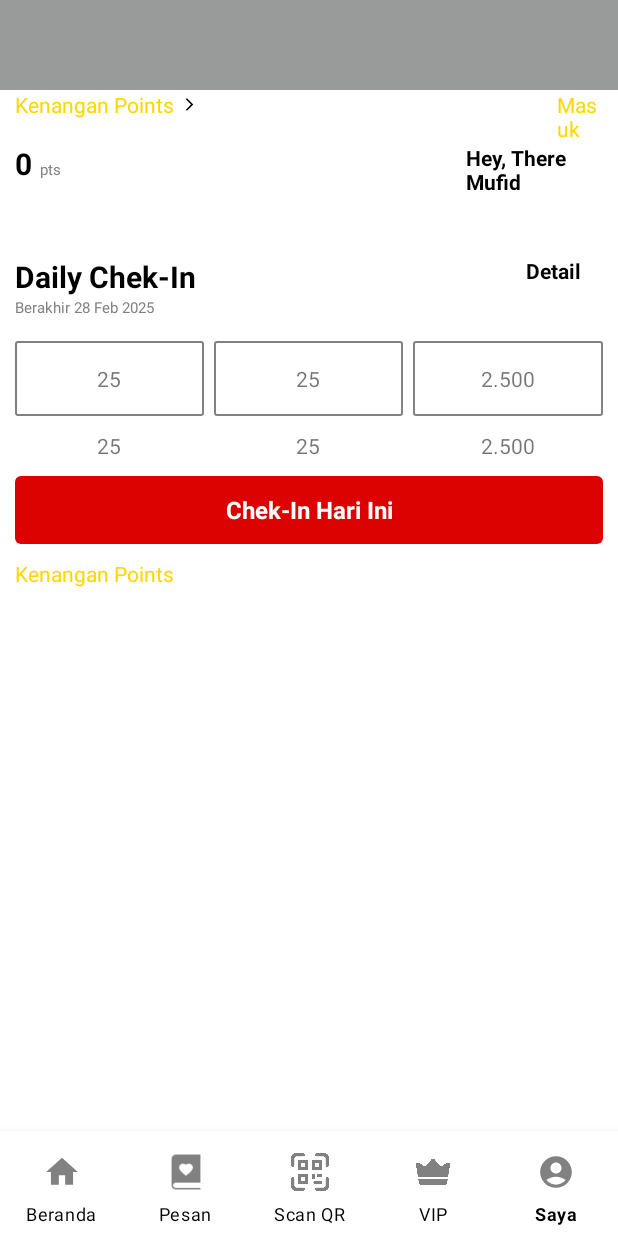
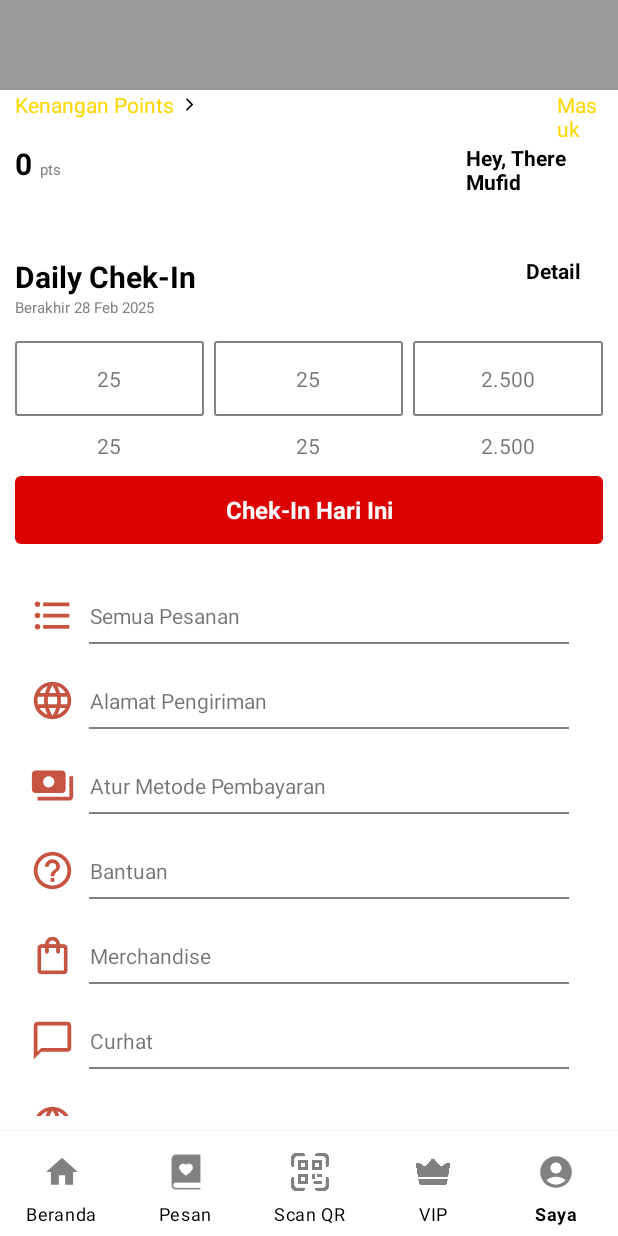
Before and after one commit to MufidSaifulH/Jejak_Rasa, an Android app: the screen it shows after launch (MainActivity), item 5 of the bottom bar chosen, on a phone screen of 412 x 824 dp. Run offline under Robolectric (Android 15) with nearby library versions, the phone set to English and light mode, and no system bars; our stand-ins replace navigation-ui.

Commit message:
Menambahkan Menu Profil

```diff
--- /dev/null
+++ b/app/src/main/java/com/example/kopikenangan/Adapter/AdapterMenu.kt
@@ -0,0 +1,29 @@
+package com.example.kopikenangan.Adapter
+
+import android.view.LayoutInflater
+import android.view.View
+import android.view.ViewGroup
+import android.widget.ImageView
+import android.widget.TextView
+import androidx.recyclerview.widget.RecyclerView
+import com.example.kopikenangan.R
+import com.example.kopikenangan.dataclass.Menu
+
+class AdapterMenu(private val listMenu: ArrayList<Menu>) : RecyclerView.Adapter<AdapterMenu.ListViewHolder>() {
+    class ListViewHolder(itemView: View) : RecyclerView.ViewHolder(itemView) {
+        val imgPhoto: ImageView = itemView.findViewById(R.id.menu)
+        val tvDescription: TextView = itemView.findViewById(R.id.tx_menu)
+    }
+
+    override fun onCreateViewHolder(parent: ViewGroup, viewType: Int): ListViewHolder {
+        val view: View = LayoutInflater.from(parent.context).inflate(R.layout.menu, parent, false)
+        return ListViewHolder(view)
+    }
+
+    override fun getItemCount(): Int = listMenu.size
+
+    override fun onBindViewHolder(holder: ListViewHolder, position: Int) {
+        holder.imgPhoto.setImageResource(listMenu[position].foto)
+        holder.tvDescription.text = listMenu[position].menu
+    }
+}
--- a/app/src/main/java/com/example/kopikenangan/ProfileFragment.kt
+++ b/app/src/main/java/com/example/kopikenangan/ProfileFragment.kt
@@ -5,55 +5,51 @@ import androidx.fragment.app.Fragment
 import android.view.LayoutInflater
 import android.view.View
 import android.view.ViewGroup
+import androidx.recyclerview.widget.LinearLayoutManager
+import androidx.recyclerview.widget.RecyclerView
+import com.example.kopikenangan.Adapter.AdapterMenu
+import com.example.kopikenangan.databinding.FragmentProfileBinding
+import com.example.kopikenangan.dataclass.Menu
 
-// TODO: Rename parameter arguments, choose names that match
-// the fragment initialization parameters, e.g. ARG_ITEM_NUMBER
-private const val ARG_PARAM1 = "param1"
-private const val ARG_PARAM2 = "param2"
 
-/**
- * A simple [Fragment] subclass.
- * Use the [ProfileFragment.newInstance] factory method to
- * create an instance of this fragment.
- */
 class ProfileFragment : Fragment() {
-    // TODO: Rename and change types of parameters
-    private var param1: String? = null
-    private var param2: String? = null
 
-    override fun onCreate(savedInstanceState: Bundle?) {
-        super.onCreate(savedInstanceState)
-        arguments?.let {
-            param1 = it.getString(ARG_PARAM1)
-            param2 = it.getString(ARG_PARAM2)
-        }
-    }
+    lateinit var rvMenu: RecyclerView
+    lateinit var binding: FragmentProfileBinding
+    private val listMenu = ArrayList<Menu>()
 
     override fun onCreateView(
         inflater: LayoutInflater, container: ViewGroup?,
         savedInstanceState: Bundle?
     ): View? {
-        // Inflate the layout for this fragment
-        return inflater.inflate(R.layout.fragment_profile, container, false)
+        binding = FragmentProfileBinding.inflate(inflater, container, false)
+        val view = binding.root
+
+        rvMenu = binding.rvMenu
+        rvMenu.setHasFixedSize(true)
+        listMenu.addAll(getListMenu())
+        showRecyclerList()
+
+        return view
+    }
+    private fun showRecyclerList() {
+        rvMenu.layoutManager = LinearLayoutManager(requireContext(), LinearLayoutManager.VERTICAL, false)
+        val AdapterMenu = AdapterMenu(listMenu)
+        rvMenu.adapter = AdapterMenu
+    }
+    private fun getListMenu(): ArrayList<Menu> {
+        val dataName = resources.getStringArray(R.array.menu_profil)
+        val dataPhoto = resources.obtainTypedArray(R.array.icon_profil)
+
+        val listMenu = ArrayList<Menu>()
+        for (i in dataName.indices) {
+            val menu = Menu(
+                dataPhoto.getResourceId(i, -1),
+                dataName[i]
+            )
+            listMenu.add(menu)
+        }
+        return listMenu
     }
 
-    companion object {
-        /**
-         * Use this factory method to create a new instance of
-         * this fragment using the provided parameters.
-         *
-         * @param param1 Parameter 1.
-         * @param param2 Parameter 2.
-         * @return A new instance of fragment ProfileFragment.
-         */
-        // TODO: Rename and change types and number of parameters
-        @JvmStatic
-        fun newInstance(param1: String, param2: String) =
-            ProfileFragment().apply {
-                arguments = Bundle().apply {
-                    putString(ARG_PARAM1, param1)
-                    putString(ARG_PARAM2, param2)
-                }
-            }
-    }
 }
--- /dev/null
+++ b/app/src/main/java/com/example/kopikenangan/dataclass/Menu.kt
@@ -0,0 +1,10 @@
+package com.example.kopikenangan.dataclass
+
+import android.os.Parcelable
+import kotlinx.parcelize.Parcelize
+
+@Parcelize
+class Menu (
+    val foto : Int,
+    val menu : String
+):Parcelable
--- /dev/null
+++ b/app/src/main/res/drawable/buku.xml
@@ -0,0 +1,11 @@
+<vector xmlns:android="http://schemas.android.com/apk/res/android" android:autoMirrored="true" android:height="24dp" android:tint="#C75441" android:viewportHeight="24" android:viewportWidth="24" android:width="24dp">
+
+    <path android:fillColor="@android:color/white" android:pathData="M21,5c-1.11,-0.35 -2.33,-0.5 -3.5,-0.5c-1.95,0 -4.05,0.4 -5.5,1.5c-1.45,-1.1 -3.55,-1.5 -5.5,-1.5S2.45,4.9 1,6v14.65c0,0.25 0.25,0.5 0.5,0.5c0.1,0 0.15,-0.05 0.25,-0.05C3.1,20.45 5.05,20 6.5,20c1.95,0 4.05,0.4 5.5,1.5c1.35,-0.85 3.8,-1.5 5.5,-1.5c1.65,0 3.35,0.3 4.75,1.05c0.1,0.05 0.15,0.05 0.25,0.05c0.25,0 0.5,-0.25 0.5,-0.5V6C22.4,5.55 21.75,5.25 21,5zM21,18.5c-1.1,-0.35 -2.3,-0.5 -3.5,-0.5c-1.7,0 -4.15,0.65 -5.5,1.5V8c1.35,-0.85 3.8,-1.5 5.5,-1.5c1.2,0 2.4,0.15 3.5,0.5V18.5z"/>
+
+    <path android:fillColor="@android:color/white" android:pathData="M17.5,10.5c0.88,0 1.73,0.09 2.5,0.26V9.24C19.21,9.09 18.36,9 17.5,9c-1.7,0 -3.24,0.29 -4.5,0.83v1.66C14.13,10.85 15.7,10.5 17.5,10.5z"/>
+
+    <path android:fillColor="@android:color/white" android:pathData="M13,12.49v1.66c1.13,-0.64 2.7,-0.99 4.5,-0.99c0.88,0 1.73,0.09 2.5,0.26V11.9c-0.79,-0.15 -1.64,-0.24 -2.5,-0.24C15.8,11.66 14.26,11.96 13,12.49z"/>
+
+    <path android:fillColor="@android:color/white" android:pathData="M17.5,14.33c-1.7,0 -3.24,0.29 -4.5,0.83v1.66c1.13,-0.64 2.7,-0.99 4.5,-0.99c0.88,0 1.73,0.09 2.5,0.26v-1.52C19.21,14.41 18.36,14.33 17.5,14.33z"/>
+
+</vector>
--- /dev/null
+++ b/app/src/main/res/drawable/info.xml
@@ -0,0 +1,5 @@
+<vector xmlns:android="http://schemas.android.com/apk/res/android" android:height="24dp" android:tint="#C75441" android:viewportHeight="24" android:viewportWidth="24" android:width="24dp">
+
+    <path android:fillColor="@android:color/white" android:pathData="M11,7h2v2h-2V7zM11,11h2v6h-2V11zM12,2C6.48,2 2,6.48 2,12s4.48,10 10,10s10,-4.48 10,-10S17.52,2 12,2zM12,20c-4.41,0 -8,-3.59 -8,-8s3.59,-8 8,-8s8,3.59 8,8S16.41,20 12,20z"/>
+
+</vector>
--- /dev/null
+++ b/app/src/main/res/drawable/pesan.xml
@@ -0,0 +1,5 @@
+<vector xmlns:android="http://schemas.android.com/apk/res/android" android:height="24dp" android:tint="#C75441" android:viewportHeight="24" android:viewportWidth="24" android:width="24dp">
+
+    <path android:fillColor="@android:color/white" android:pathData="M19,4h-3.5l-1,-1h-5l-1,1L5,4v2h14zM6,7v12c0,1.1 0.9,2 2,2h8c1.1,0 2,-0.9 2,-2L18,7L6,7zM14,14v4h-4v-4L8,14l4,-4 4,4h-2z"/>
+
+</vector>
--- a/app/src/main/res/layout/fragment_profile.xml
+++ b/app/src/main/res/layout/fragment_profile.xml
@@ -237,21 +237,12 @@
         android:layout_marginEnd="10dp"
         android:layout_marginTop="10dp"/>
 
-
-    <LinearLayout
+    <androidx.recyclerview.widget.RecyclerView
+        android:id="@+id/rvMenu"
         android:layout_width="match_parent"
-        android:layout_height="45dp"
-        android:orientation="horizontal"
-        android:layout_marginStart="10dp"
-        android:layout_marginEnd="10dp"
-        android:layout_marginTop="10dp">
-
-        <TextView
-            android:layout_width="wrap_content"
-            android:layout_height="wrap_content"
-            android:text="Kenangan Points"
-            android:textColor="@color/gold"/>
-
-    </LinearLayout>
+        android:layout_height="wrap_content"
+        android:layout_marginTop="10dp"
+        android:padding="10dp">
+    </androidx.recyclerview.widget.RecyclerView>
 
 </LinearLayout>
--- /dev/null
+++ b/app/src/main/res/layout/menu.xml
@@ -0,0 +1,37 @@
+<?xml version="1.0" encoding="utf-8"?>
+<LinearLayout xmlns:android="http://schemas.android.com/apk/res/android"
+    android:layout_width="match_parent"
+    android:layout_height="wrap_content"
+    android:orientation="vertical"
+    android:padding="10dp">
+
+    <LinearLayout
+        android:layout_width="match_parent"
+        android:layout_height="35dp"
+        android:orientation="horizontal">
+
+        <ImageView
+            android:id="@+id/menu"
+            android:layout_width="30dp"
+            android:layout_height="30dp"
+            android:src="@drawable/list"
+            android:layout_gravity="center"/>
+
+        <TextView
+            android:id="@+id/tx_menu"
+            android:layout_width="wrap_content"
+            android:layout_height="wrap_content"
+            android:text="Semua Pesanan"
+            android:layout_gravity="center"
+            android:layout_marginStart="10dp"/>
+    </LinearLayout>
+
+    <View
+        android:id="@+id/garis"
+        android:layout_width="320dp"
+        android:layout_height="1dp"
+        android:background="@color/grey"
+        android:layout_marginHorizontal="8dp"
+        android:padding="10dp"
+        android:layout_marginStart="39dp"/>
+</LinearLayout>
--- a/app/src/main/res/values/strings.xml
+++ b/app/src/main/res/values/strings.xml
@@ -156,6 +156,32 @@
         <item>Delivery</item>
     </string-array>
     <string name="jo">Jam Oprasional</string>
+    <string-array name="menu_profil">
+        <item>Semua Pesanan</item>
+        <item>Alamat Pengiriman</item>
+        <item>Atur Metode Pembayaran</item>
+        <item>Bantuan</item>
+        <item>Merchandise</item>
+        <item>Curhat</item>
+        <item>Pengaturan Bahasa</item>
+        <item>Ketentuan Layanan</item>
+        <item>Kebijakan Privasi</item>
+        <item>Order Jumlah Besar</item>
+        <item>Tentang Kopi Kenangan</item>
+    </string-array>
+    <integer-array name="icon_profil">
+        <item>@drawable/list</item>
+        <item>@drawable/bahasa</item>
+        <item>@drawable/bayar</item>
+        <item>@drawable/bantu</item>
+        <item>@drawable/tas</item>
+        <item>@drawable/chat</item>
+        <item>@drawable/bahasa</item>
+        <item>@drawable/info</item>
+        <item>@drawable/buku</item>
+        <item>@drawable/pesan</item>
+        <item>@drawable/brand2</item>
+    </integer-array>
 
 
 </resources>
```
Also changed, not shown: app/src/main/res/drawable/koin.png (added), app/src/main/res/drawable/list.xml (renamed from app/src/main/res/drawable/baseline_format_list_bulleted_24.xml), app/src/main/res/drawable/tas.png (added).
